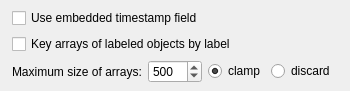
The window that parser_json/json_parser_options.ui (PlotJuggler/pj-official-plugins) describes before a commit, drawn with Qt 5.
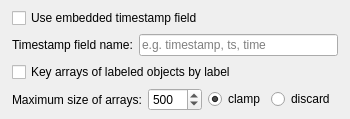
The same window after the commit.

Commit message: feat(parser_json): int64 for every JSON integer; timestamp field name in the dialog (#309)

Patch:
```diff
--- a/parser_json/json_parser_options.ui
+++ b/parser_json/json_parser_options.ui
@@ -36,6 +36,27 @@
      </property>
     </widget>
    </item>
+   <item>
+    <layout class="QHBoxLayout" name="horizontalLayoutTimestampField">
+     <item>
+      <widget class="QLabel" name="labelTimestampField">
+       <property name="text">
+        <string>Timestamp field name:</string>
+       </property>
+      </widget>
+     </item>
+     <item>
+      <widget class="QLineEdit" name="lineEditTimestampField">
+       <property name="placeholderText">
+        <string>e.g. timestamp, ts, time</string>
+       </property>
+       <property name="toolTip">
+        <string>Name of the top-level JSON field containing the timestamp, in seconds.</string>
+       </property>
+      </widget>
+     </item>
+    </layout>
+   </item>
    <item>
     <widget class="QCheckBox" name="checkBoxLabelKeyedArrays">
      <property name="text">
```
The commit also changes 8 other files.
